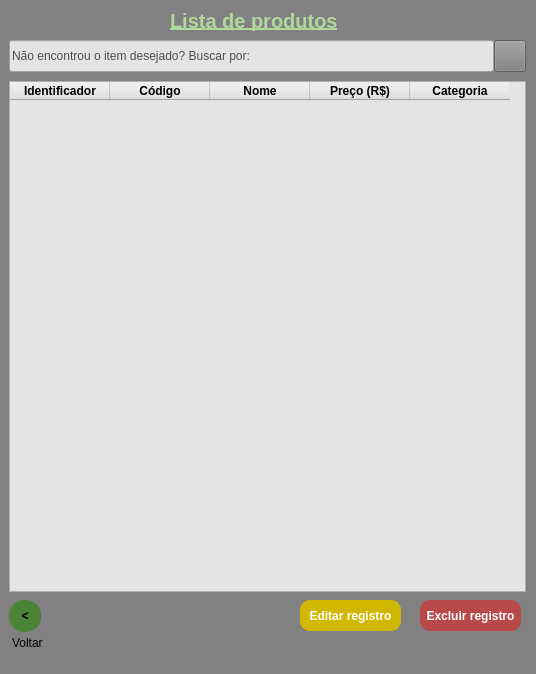
Old version of the form janelaVerifProd.ui in the repository antth-Luca/SistemaCadastro_MySQL.
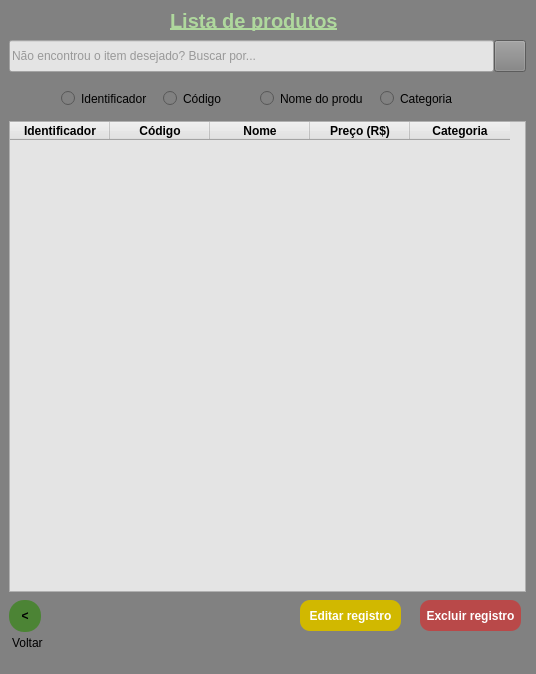
New version of the form. Icons and pictures are not drawn.

What changed in the file:
```diff
--- a/janelaVerifProd.ui
+++ b/janelaVerifProd.ui
@@ -83,9 +83,9 @@
     <property name="geometry">
      <rect>
       <x>9</x>
-      <y>81</y>
+      <y>121</y>
       <width>517</width>
-      <height>511</height>
+      <height>471</height>
      </rect>
     </property>
     <property name="styleSheet">
@@ -293,8 +293,14 @@
      <string notr="true">background-color: rgb(228, 228, 228);
 color: rgb(78, 78, 78);</string>
     </property>
+    <property name="inputMask">
+     <string/>
+    </property>
     <property name="text">
-     <string>Não encontrou o item desejado? Buscar por:</string>
+     <string/>
+    </property>
+    <property name="placeholderText">
+     <string>Não encontrou o item desejado? Buscar por...</string>
     </property>
    </widget>
    <widget class="QPushButton" name="pesquisar">
@@ -320,6 +326,58 @@
      </size>
     </property>
    </widget>
+   <widget class="QRadioButton" name="radioId">
+    <property name="geometry">
+     <rect>
+      <x>61</x>
+      <y>90</y>
+      <width>102</width>
+      <height>17</height>
+     </rect>
+    </property>
+    <property name="text">
+     <string>Identificador</string>
+    </property>
+   </widget>
+   <widget class="QRadioButton" name="radioCod">
+    <property name="geometry">
+     <rect>
+      <x>163</x>
+      <y>90</y>
+      <width>102</width>
+      <height>17</height>
+     </rect>
+    </property>
+    <property name="text">
+     <string>Código</string>
+    </property>
+   </widget>
+   <widget class="QRadioButton" name="radioDesc">
+    <property name="geometry">
+     <rect>
+      <x>260</x>
+      <y>90</y>
+      <width>102</width>
+      <height>17</height>
+     </rect>
+    </property>
+    <property name="text">
+     <string>Nome do produto</string>
+    </property>
+   </widget>
+   <widget class="QRadioButton" name="radioCat">
+    <property name="geometry">
+     <rect>
+      <x>380</x>
+      <y>90</y>
+      <width>102</width>
+      <height>17</height>
+     </rect>
+    </property>
+    <property name="text">
+     <string>Categoria</string>
+    </property>
+   </widget>
   </widget>
   <widget class="QStatusBar" name="statusbar"/>
  </widget>
```
